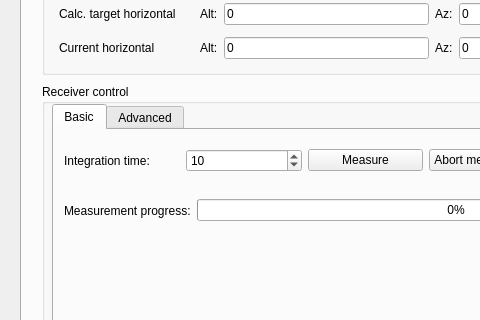
First picture: the form in Control_program/SALSA_UI.ui, repository varenius/salsa, before the edit; both pictures show x 0 to 480 and y 192 to 512 of the 835 by 640 pixel window.
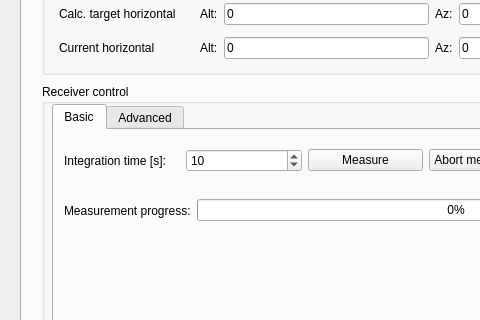
Second picture: the form after the edit.

Commit message: Added unit seconds as [s] to integration time label

The edit to the form file:
```diff
--- a/Control_program/SALSA_UI.ui
+++ b/Control_program/SALSA_UI.ui
@@ -419,7 +419,7 @@
           <item row="0" column="0">
            <widget class="QLabel" name="FrequencyLabel_2">
             <property name="text">
-             <string>Integration time:</string>
+             <string>Integration time [s]:</string>
             </property>
            </widget>
           </item>
```
The commit also changes 1 other file.
